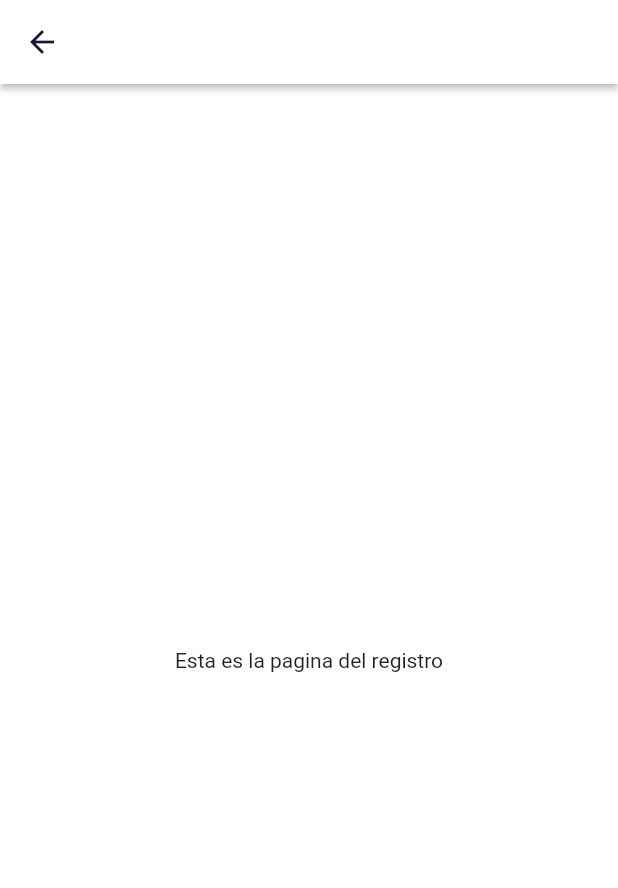
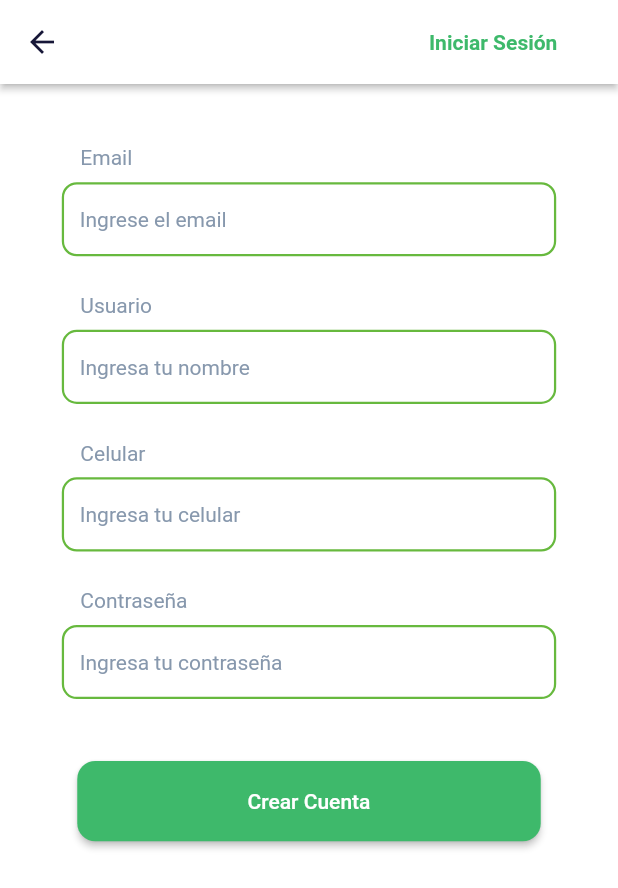
Before and after one commit to jhonandres0322/uisads_app, a Flutter app: the RegisterPage screen opened by its route, on a phone screen of 412 x 824 dp. Shown: the top 888 px of the screen. Run offline on Flutter 3.47's test engine with Material 2 defaults, Android fonts, the phone set to English and light mode, and no system bars; our stand-ins replace flutter_screenutil, get, google_fonts.

Commit message:
creacion de la vista de registro de cuenta

```diff
--- a/lib/src/screens/register_page.dart
+++ b/lib/src/screens/register_page.dart
@@ -1,19 +1,113 @@
 import 'package:flutter/material.dart';
 import 'package:uisads_app/src/constants/colors.dart';
+import 'package:uisads_app/src/widgets/input_custom.dart';
 
 class RegisterPage extends StatelessWidget {
   const RegisterPage({Key? key}) : super(key: key);
 
   @override
   Widget build(BuildContext context) {
+    final Size size = MediaQuery.of(context).size;
     return Scaffold(
       appBar: AppBar(
         backgroundColor: AppColors.mainThirdContrast,
         elevation: 2.0,
+        title: TextButton(
+          onPressed: () {
+            Navigator.pushNamed(context, 'login');
+          },
+          child: Padding(
+            padding: EdgeInsets.only(left: size.width * 0.5),
+            child: const Text(
+              'Iniciar Sesión',
+              style: TextStyle(
+                  color: AppColors.third,
+                  fontWeight: FontWeight.bold,
+                  fontSize: 14.0),
+            ),
+          ),
+        ),
       ),
-      body: const Center(child: Text('Esta es la pagina del registro')),
+      body: SingleChildScrollView(child: _RegisterForm()),
+    );
+  }
+}
+
+class _RegisterForm extends StatelessWidget {
+  final double spacingInputs = 0.03;
+  @override
+  Widget build(BuildContext context) {
+    final Size size = MediaQuery.of(context).size;
+    return Column(
+      children: [
+        SizedBox(height: size.height * 0.05),
+        _createInputEmail(),
+        SizedBox(height: size.height * spacingInputs),
+        _createInputUser(),
+        SizedBox(height: size.height * spacingInputs),
+        _createInputCellphone(),
+        SizedBox(height: size.height * spacingInputs),
+        _createInputPassword(),
+        SizedBox(height: size.height * 0.05),
+        _createButtonRegister(size, context)
+      ],
     );
   }
 
+  Widget _createInputEmail() {
+    return InputCustom(
+        hintText: 'Ingrese el email',
+        labelText: 'Email',
+        obscureText: false,
+        keyboardType: TextInputType.emailAddress,
+        onChanged: _onChangedExample);
+  }
 
+  Widget _createInputUser() {
+    return InputCustom(
+        hintText: 'Ingresa tu nombre',
+        labelText: 'Usuario',
+        obscureText: false,
+        keyboardType: TextInputType.name,
+        onChanged: _onChangedExample);
+  }
+
+  Widget _createInputPassword() {
+    return InputCustom(
+        hintText: 'Ingresa tu contraseña',
+        labelText: 'Contraseña',
+        obscureText: true,
+        keyboardType: TextInputType.name,
+        onChanged: _onChangedExample);
+  }
+
+  Widget _createInputCellphone() {
+    return InputCustom(
+        hintText: 'Ingresa tu celular',
+        labelText: 'Celular',
+        obscureText: false,
+        keyboardType: TextInputType.phone,
+        onChanged: _onChangedExample);
+  }
+
+  Widget _createButtonRegister(Size size, BuildContext context) {
+    return SizedBox(
+      height: size.height * 0.065,
+      width: size.width * 0.75,
+      child: ElevatedButton(
+          onPressed: () {
+            Navigator.pushNamed(context, 'main');
+          },
+          child: const Text('Crear Cuenta'),
+          style: ElevatedButton.styleFrom(
+              primary: AppColors.third,
+              shape: RoundedRectangleBorder(
+                  borderRadius: BorderRadius.circular(12.0)))),
+    );
+  }
+
+  void _onChangedExample(String text) {
+    // ignore: avoid_print
+    print('text $text');
+  }
 }
--- a/lib/src/widgets/input_custom.dart
+++ b/lib/src/widgets/input_custom.dart
@@ -7,15 +7,17 @@ class InputCustom extends StatelessWidget {
   final bool obscureText;
   final TextInputType keyboardType;
   final void Function(String) onChanged;
-  const InputCustom({
-    Key? key,
+  const InputCustom(
+      {Key? key,
       required this.hintText,
       required this.labelText,
       required this.obscureText,
       required this.keyboardType,
-    required this.onChanged
-  }): super(key: key);
+      required this.onChanged})
+      : super(key: key);
 
+  final double widthBorderInput = 1.5;
+  final double borderRadiusInput = 10.0;
   @override
   Widget build(BuildContext context) {
     final size = MediaQuery.of(context).size;
@@ -36,20 +38,25 @@ class InputCustom extends StatelessWidget {
           SizedBox(
             height: size.height * 0.01,
           ),
-          TextFormField(
+          Container(
+            height: size.height * 0.06,
+            child: TextFormField(
               obscureText: obscureText,
               keyboardType: keyboardType,
               onChanged: onChanged,
               decoration: InputDecoration(
                   enabledBorder: OutlineInputBorder(
-                    borderRadius: BorderRadius.circular(10.0),
-                    borderSide:
-                        const BorderSide(color: AppColors.primary, width: 2.0)),
+                      borderRadius: BorderRadius.circular(borderRadiusInput),
+                      borderSide: BorderSide(
+                          color: AppColors.primary, width: widthBorderInput)),
                   focusedBorder: OutlineInputBorder(
-                    borderRadius: BorderRadius.circular(10.0),
-                    borderSide:
-                        const BorderSide(color: AppColors.primary, width: 2.0)),
-                hintText: hintText),
+                      borderRadius: BorderRadius.circular(borderRadiusInput),
+                      borderSide: BorderSide(
+                          color: AppColors.primary, width: widthBorderInput)),
+                  hintText: hintText,
+                  hintStyle: const TextStyle(
+                      fontSize: 14.0, color: AppColors.subtitles)),
+            ),
           ),
         ],
       ),
```
Also changed, not shown: lib/main.dart (+5 -4 lines), lib/src/screens/login_page.dart (+13 -14 lines). Lines whose indentation alone changed are shown as unchanged.
